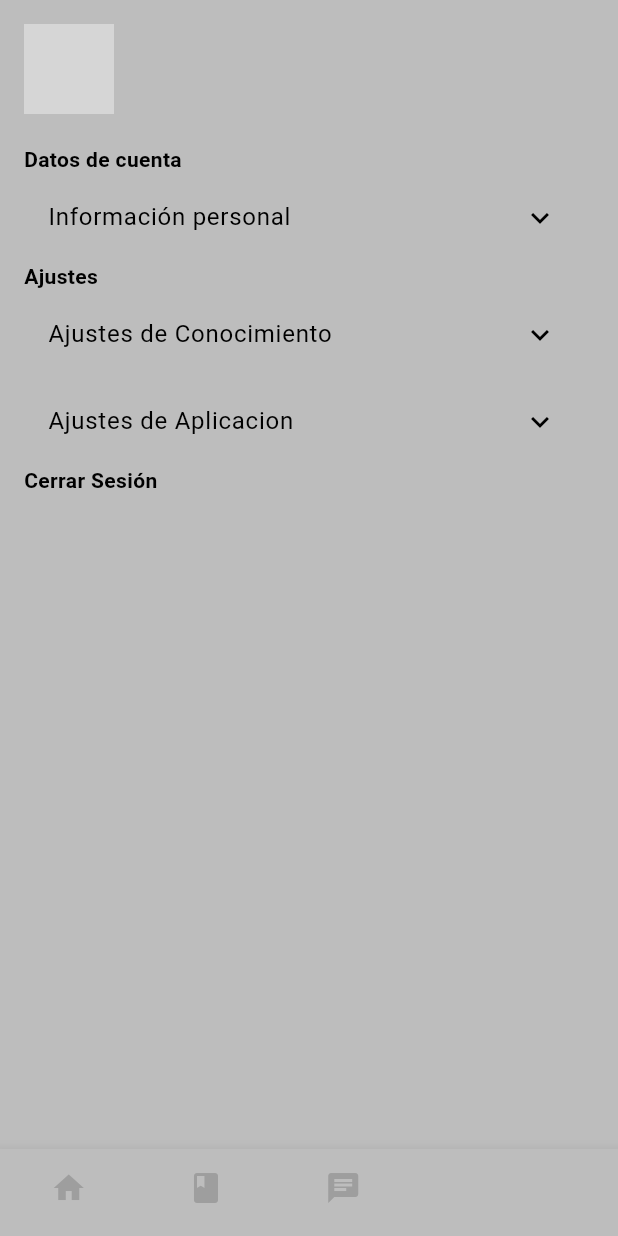
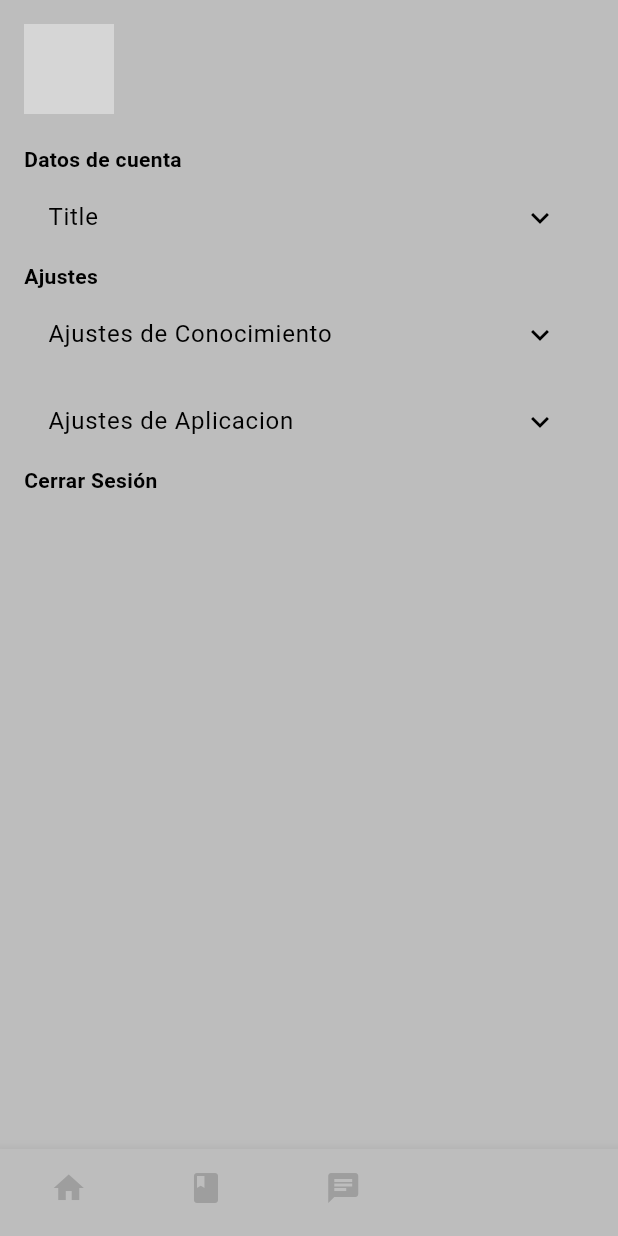
Before and after one commit to titanke/app_gemini, a Flutter app: the screen it shows once a user with an empty profile is signed in, item 4 of the bottom bar chosen, on a phone screen of 412 x 824 dp. Run offline on Flutter 3.47's test engine with Material 3 defaults, Android fonts, the phone set to English and light mode, and no system bars; our stand-ins replace carousel_slider, cloud_firestore, easy_localization, file_picker, firebase_auth, firebase_core and 8 more; missing offline and left inert: dart:ffi, langchain; accounts and stored records are empty; network calls fail; grey boxes are pictures that could not be loaded.

Commit message:
languajes options

```diff
--- /dev/null
+++ b/assets/trans/en-US.json
@@ -0,0 +1,4 @@
+{
+    "title": "Title",
+    "greeting": "Hello"
+}
--- /dev/null
+++ b/assets/trans/en.json
@@ -0,0 +1,4 @@
+{
+    "title": "Title",
+    "greeting": "Hello"
+}
--- /dev/null
+++ b/assets/trans/es-ES.json
@@ -0,0 +1,4 @@
+{
+    "title": "Título",
+    "greeting": "Hola"
+}
--- a/lib/main.dart
+++ b/lib/main.dart
@@ -1,5 +1,5 @@
 import 'dart:ffi';
-
+import 'dart:io';
 import 'package:app_gemini/interfaces/TopicInterface.dart';
 import 'package:app_gemini/pages/HomePage.dart';
 import 'package:app_gemini/pages/PerfilPage.dart';
@@ -20,19 +20,32 @@ import 'package:firebase_auth/firebase_auth.dart';
 import 'package:provider/provider.dart';
 import 'package:app_gemini/widgets/theme_provider.dart';
 import 'package:app_gemini/widgets/FirstTPage.dart';
+import 'package:easy_localization/easy_localization.dart';
+
 void main() async{
 
   WidgetsFlutterBinding.ensureInitialized();
+  await EasyLocalization.ensureInitialized();
 
   await Firebase. initializeApp(
     options: DefaultFirebaseOptions.currentPlatform,
   );
   await dotenv.load();
+  final String defaultLocale = Platform.localeName;
+  final localeList = defaultLocale.split('_');
+  final deviceLocale = Locale(localeList[0], localeList.length > 1 ? localeList[1] : '');
+
   runApp(
-    ChangeNotifierProvider(
-      create: (context) => ThemeProvider(),
-      child: MyApp(),
-      ),
+    EasyLocalization(
+          supportedLocales: [Locale('en', 'US'), Locale('es', 'ES')],
+          path: 'assets/trans',
+          fallbackLocale: Locale('en', 'US'),
+          child: ChangeNotifierProvider(
+          create: (context) => ThemeProvider(),
+          child: MyApp(),
+          ),
+        ),
+
     );
 }
 
@@ -50,10 +63,34 @@ class MyApp extends StatelessWidget {
 
       }
     });
+          return MaterialApp(
+            title: 'App gemini',
+            theme: Provider.of<ThemeProvider>(context).themeData,
+            //localizationsDelegates: context.localizationDelegates,
+            //supportedLocales: context.supportedLocales,
+            //locale: Provider.of<ThemeProvider>(context).locale ?? context.locale,
+            home: AuthenticationWrapper(),
+            routes: <String, WidgetBuilder>{
+              '/home': (context) => Menu(),
+              '/detail': (context) => DetailScreen(),
+              '/storage': (context) => FileStorageScreen(),
+              '/quiz': (context) => QuizIntroduction(),
+              '/quiz/introduction': (context) => QuizIntroduction(),
+              '/quiz/start': (context) => QuizPage(),
+              '/quiz/result': (context) => ResultsPage(),
+              '/login': (context) => LoginPage(),
+              '/ftpage': (context) => FirstTopicsPage(),
+            },
+          );
 
-    return MaterialApp(
+    /*
+        return MaterialApp(
+
       title: 'App gemini',
       theme: Provider.of<ThemeProvider>(context).themeData,
+            localizationsDelegates: context.localizationDelegates,
+            supportedLocales: context.supportedLocales,
+            locale: provider.locale ?? context.locale,
       home: AuthenticationWrapper(),
       routes: <String, WidgetBuilder>{
         '/home': (context) => Menu(),
@@ -67,6 +104,7 @@ class MyApp extends StatelessWidget {
         '/ftpage': (context) => FirstTopicsPage(),
       },
     );
+    */
   }
 }
 
--- a/lib/pages/PerfilPage.dart
+++ b/lib/pages/PerfilPage.dart
@@ -8,6 +8,8 @@ import 'package:shared_preferences/shared_preferences.dart';
 import 'package:cloud_firestore/cloud_firestore.dart';
 import 'package:provider/provider.dart';
 import 'package:app_gemini/widgets/theme_provider.dart';
+import 'package:easy_localization/easy_localization.dart';
+
 class PerfilPage extends StatefulWidget {
 
   @override
@@ -82,7 +84,7 @@ class _PerfilPageState extends State<PerfilPage> {
               SizedBox(height: 20),
               Text('Datos de cuenta', style: TextStyle(fontWeight: FontWeight.bold)),
               ExpansionTile(
-                title: Text('Información personal'),
+                title: Text('title').tr(),
                 children: [
                   ListTile(title: Text('Edad: ${_userData['age']}')),
                   ListTile(title: Text('País: ${_userData['country']}')),
@@ -106,8 +108,10 @@ class _PerfilPageState extends State<PerfilPage> {
                 ExpansionTile(
                   title: Text('Ajustes de Aplicacion'),
                   children: [
+            Column(
+          mainAxisAlignment: MainAxisAlignment.center,
+          children: [
             Row(
-                      mainAxisAlignment: MainAxisAlignment.spaceBetween,
               children: [
                 Padding(
                   padding: const EdgeInsets.symmetric(horizontal: 16.0),
@@ -123,7 +127,39 @@ class _PerfilPageState extends State<PerfilPage> {
                     );
                   },
                 ),
-
+              ],
+            ),
+            Row(
+              children: [
+                Padding(
+                  padding: const EdgeInsets.symmetric(horizontal: 16.0),
+                  child: Text("Cambiar Idioma"),
+                ),
+                Consumer<ThemeProvider>(
+                  builder: (context, provider, child) {
+                    return DropdownButton<Locale>(
+                      value: provider.locale,
+                      onChanged: (Locale? newLocale) {
+                        if (newLocale != null) {
+                          provider.setLocale(newLocale);
+                          context.setLocale(newLocale);
+                        }
+                      },
+                      items: [
+                        DropdownMenuItem(
+                          value: Locale('en', 'US'),
+                          child: Text('English'),
+                        ),
+                        DropdownMenuItem(
+                          value: Locale('es', 'ES'),
+                          child: Text('Español'),
+                        ),
+                      ],
+                    );
+                  },
+                ),
+              ],
+            ),
           ],
         ),
                   ],
--- a/pubspec.yaml
+++ b/pubspec.yaml
@@ -56,6 +56,7 @@ dependencies:
   flutter_markdown: ^0.7.3
   convert: ^3.1.1
   dio: ^5.5.0+1
+  easy_localization:
 
 dev_dependencies:
   flutter_test:
@@ -82,10 +83,10 @@ flutter:
   # To add assets to your application, add an assets section, like this:
   assets:
     - .env
+    - assets/trans/
   # assets:
   #   - images/a_dot_burr.jpeg
   #   - images/a_dot_ham.jpeg
-
   # An image asset can refer to one or more resolution-specific "variants", see
   # https://flutter.dev/assets-and-images/#resolution-aware
 
```
Also changed, not shown: lib/widgets/theme_provider.dart (+24 -2 lines), pubspec.lock. Lines whose indentation alone changed are shown as unchanged.
